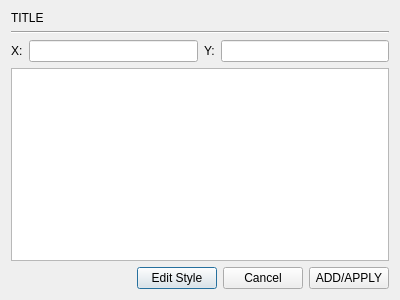
Before: the Qt Designer form src/ui/dlgeditortext.ui in xavierliancw/CS1C-Class-Project, drawn with Qt 5.
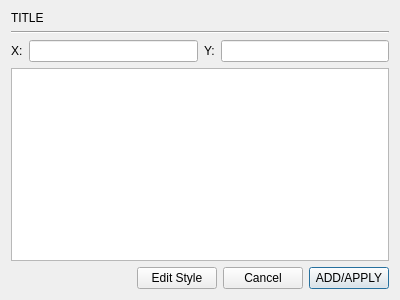
After: the same form once the commit is applied.

What changed in the file:
```diff
--- a/src/ui/dlgeditortext.ui
+++ b/src/ui/dlgeditortext.ui
@@ -75,6 +75,9 @@
        <property name="text">
         <string>Edit Style</string>
        </property>
+       <property name="autoDefault">
+        <bool>false</bool>
+       </property>
       </widget>
      </item>
      <item>
@@ -82,6 +85,9 @@
        <property name="text">
         <string>Cancel</string>
        </property>
+       <property name="autoDefault">
+        <bool>false</bool>
+       </property>
       </widget>
      </item>
      <item>
```
